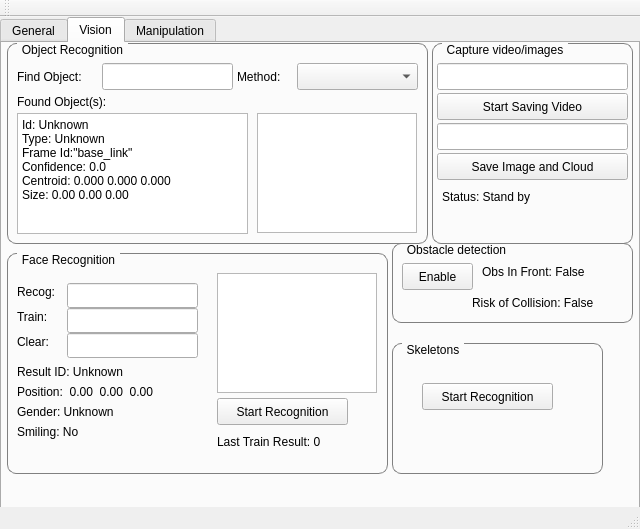
RobotJustina/JUSTINA, file catkin_ws/src/hri/justina_gui/src/MainWindow.ui: the form before one commit.
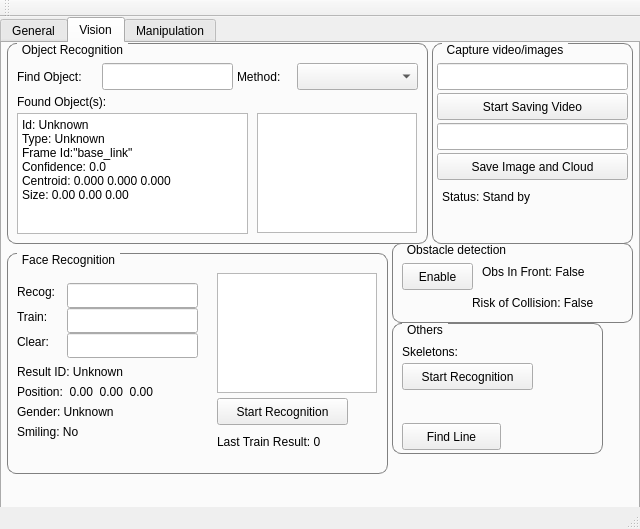
The form after the commit.

Commit message: Add FindLines.srv to vision_msgs. Add line_finder_node to include Tenshi's code for line finding. Add functions to JustinaVision.h for operating the new Module Add controls to GUI for operating the new node.

```diff
--- a/catkin_ws/src/hri/justina_gui/src/MainWindow.ui
+++ b/catkin_ws/src/hri/justina_gui/src/MainWindow.ui
@@ -1473,18 +1473,18 @@
       <property name="geometry">
        <rect>
         <x>390</x>
-        <y>300</y>
+        <y>280</y>
         <width>211</width>
         <height>131</height>
        </rect>
       </property>
       <property name="title">
-       <string>Skeletons</string>
+       <string>Others</string>
       </property>
       <widget class="QPushButton" name="sktBtnStartRecog">
        <property name="geometry">
         <rect>
-         <x>30</x>
+         <x>10</x>
          <y>40</y>
          <width>131</width>
          <height>27</height>
@@ -1494,6 +1494,32 @@
         <string>Start Recognition</string>
        </property>
       </widget>
+      <widget class="QLabel" name="sktLblRecognize">
+       <property name="geometry">
+        <rect>
+         <x>10</x>
+         <y>20</y>
+         <width>81</width>
+         <height>17</height>
+        </rect>
+       </property>
+       <property name="text">
+        <string>Skeletons:</string>
+       </property>
+      </widget>
+      <widget class="QPushButton" name="vsnBtnFindLines">
+       <property name="geometry">
+        <rect>
+         <x>10</x>
+         <y>100</y>
+         <width>99</width>
+         <height>27</height>
+        </rect>
+       </property>
+       <property name="text">
+        <string>Find Line</string>
+       </property>
+      </widget>
      </widget>
      <widget class="QGroupBox" name="gbObsDetection">
       <property name="geometry">
```
Left out of the diff: 2 changed lines with no effect on the pictures. The commit also changes 13 other files.
